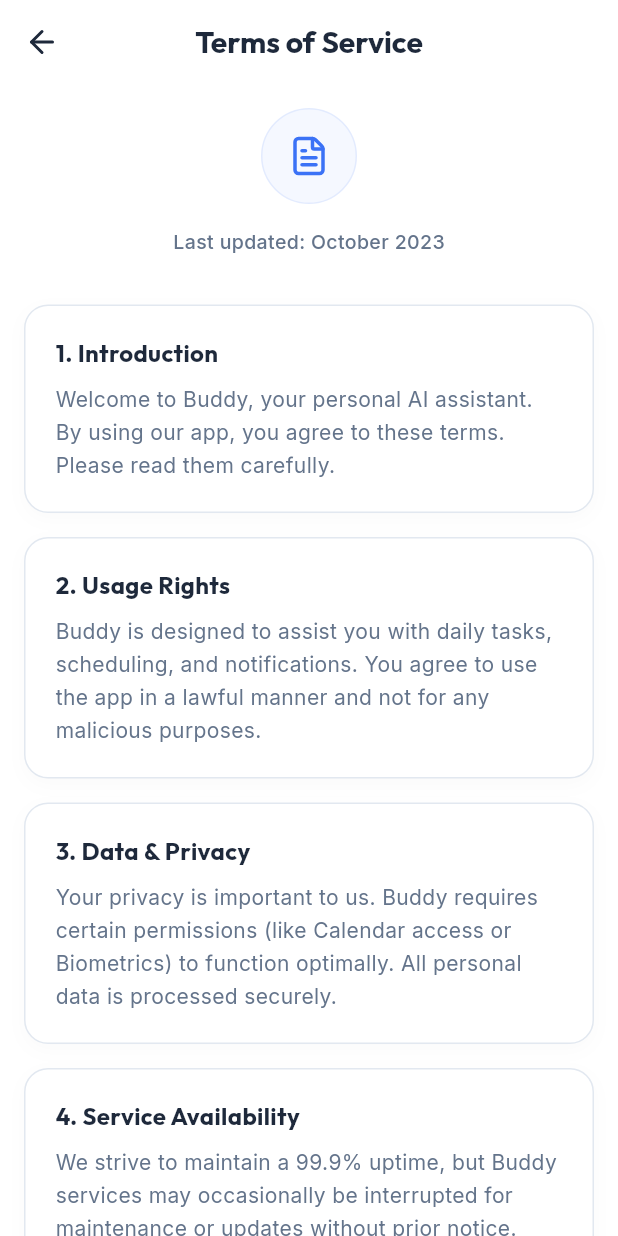
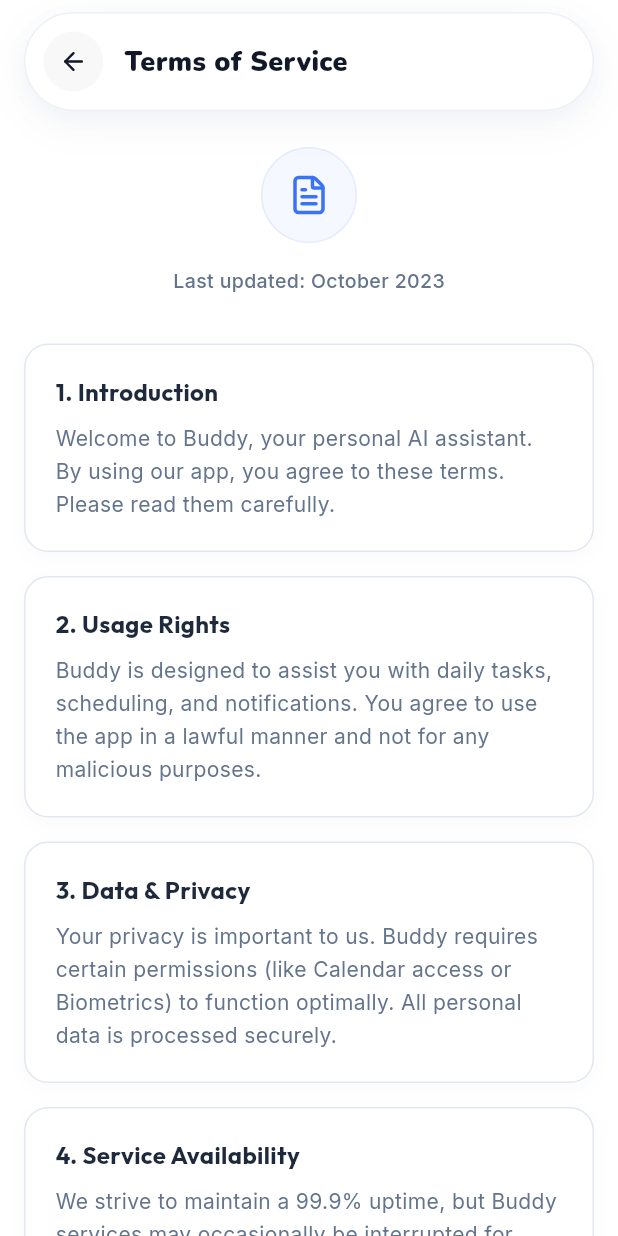
Before and after one commit to aedentekgit/Hey-Buddy, a Flutter app: the TermsConditionsScreen screen opened directly, on a phone screen of 412 x 824 dp. Run offline on Flutter 3.47's test engine with Material 3 defaults, Android fonts, the phone set to English and light mode, and no system bars; our stand-ins replace audioplayers, cached_network_image, dio, file_picker, firebase_core, firebase_messaging and 20 more; missing offline and left inert: flutter_polyline_points, record; accounts and stored records are empty; network calls fail.

Commit message:
feat: Updated all setting sub-pages to match the main floating-pill header design

```diff
--- a/Flutter/lib/features/account/screens/terms_conditions_screen.dart
+++ b/Flutter/lib/features/account/screens/terms_conditions_screen.dart
@@ -10,25 +10,68 @@
   Widget build(BuildContext context) {
     return Scaffold(
       backgroundColor: Colors.white,
-      appBar: AppBar(
-        backgroundColor: Colors.white,
-        elevation: 0,
-        scrolledUnderElevation: 0,
-        leading: IconButton(
-          icon: const Icon(LucideIcons.arrowLeft, color: Color(0xFF1E293B)),
-          onPressed: () => Navigator.pop(context),
+      body: Column(
+        children: [
+          SafeArea(
+            bottom: false,
+            child: Container(
+              margin: const EdgeInsets.symmetric(horizontal: 16, vertical: 8),
+              padding: const EdgeInsets.symmetric(horizontal: 12, vertical: 12),
+              decoration: BoxDecoration(
+                color: AppColors.surface,
+                borderRadius: BorderRadius.circular(36),
+                boxShadow: [
+                  BoxShadow(
+                    color: Colors.black.withValues(alpha: 0.04),
+                    blurRadius: 24,
+                    offset: const Offset(0, 8),
                   ),
-        title: Text(
-          'Terms of Service',
-          style: GoogleFonts.outfit(
-            fontSize: 20,
-            fontWeight: FontWeight.w700,
-            color: const Color(0xFF1E293B),
+                  BoxShadow(
+                    color: AppColors.accent.withValues(alpha: 0.04),
+                    blurRadius: 12,
+                    offset: const Offset(0, 4),
+                  ),
+                ],
+                border: Border.all(
+                  color: AppColors.border.withValues(alpha: 0.8),
+                  width: 1,
                 ),
               ),
-        centerTitle: true,
+              child: Row(
+                children: [
+                  GestureDetector(
+                    onTap: () => Navigator.pop(context),
+                    child: Container(
+                      width: 40,
+                      height: 40,
+                      decoration: BoxDecoration(
+                        color: AppColors.text.withValues(alpha: 0.03),
+                        shape: BoxShape.circle,
                       ),
-      body: SingleChildScrollView(
+                      child: Icon(
+                        LucideIcons.arrowLeft,
+                        size: 19,
+                        color: AppColors.text,
+                      ),
+                    ),
+                  ),
+                  const SizedBox(width: 14),
+                  Expanded(
+                    child: Text(
+                      'Terms of Service',
+                      style: GoogleFonts.nunito(
+                        fontSize: 18,
+                        fontWeight: FontWeight.w900,
+                        color: AppColors.text,
+                      ),
+                    ),
+                  ),
+                ],
+              ),
+            ),
+          ),
+          Expanded(
+            child: SingleChildScrollView(
               padding: const EdgeInsets.symmetric(horizontal: 16, vertical: 16),
               child: Column(
                 crossAxisAlignment: CrossAxisAlignment.start,
@@ -99,8 +142,13 @@
           ],
         ),
       ),
+      ),
+        ],
+      ),
     );
   }
+
+
 
   Widget _buildSection({required String title, required String content}) {
     return Container(
```
Also changed, not shown: Flutter/lib/features/account/screens/change_password_screen.dart (+26 -13 lines), Flutter/lib/features/account/screens/privacy_policy_screen.dart (+63 -15 lines), Flutter/lib/features/account/screens/user_profile_screen.dart (+25 -14 lines), Flutter/lib/features/account/screens/voice_preference_screen.dart (+51 -18 lines). Lines whose indentation alone changed are shown as unchanged.
